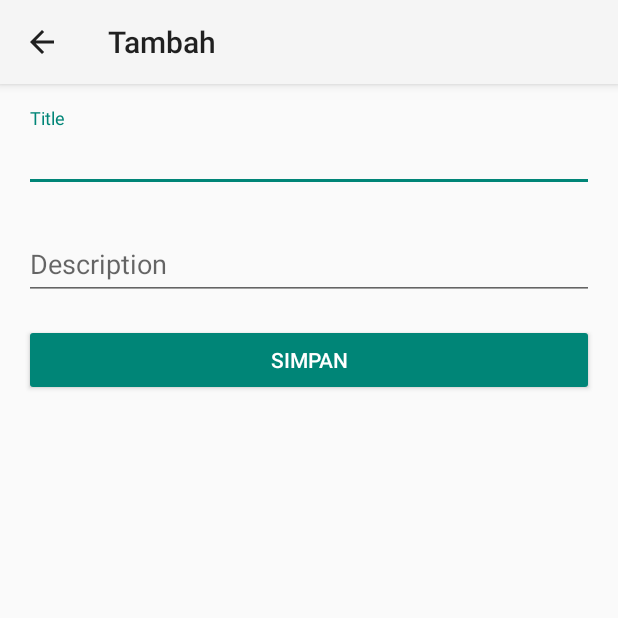
After one commit to krisnas/-IF06MM1-18102271-KRISNA-SUBARKAH-, an Android app: the QuoteAddUpdateActivity screen opened directly, with no data from a screen before it, on a phone screen of 412 x 824 dp, the top half of it. The commit adds this screen. Run offline under Robolectric (Android 15) with nearby library versions, the phone set to English and light mode, and no system bars; 1 statement that could not run was skipped.

Commit message:
proses create, update dan delete

```diff
--- a/app/src/main/AndroidManifest.xml
+++ b/app/src/main/AndroidManifest.xml
@@ -1,6 +1,7 @@
 <?xml version="1.0" encoding="utf-8"?>
 <manifest xmlns:android="http://schemas.android.com/apk/res/android"
     package="com.krisna_18102271.praktikum14">
+
     <uses-permission android:name="android.permission.INTERNET" />
 
     <application
@@ -10,7 +11,8 @@
         android:roundIcon="@mipmap/ic_launcher_round"
         android:supportsRtl="true"
         android:theme="@style/Theme.Praktikum14">
-        <activity android:name=".ui.login.LoginActivity"></activity>
+        <activity android:name=".ui.QuoteAddUpdateActivity"></activity>
+        <activity android:name=".ui.login.LoginActivity" />
         <activity
             android:name=".MainActivity"
             android:label="@string/app_name">
--- /dev/null
+++ b/app/src/main/java/com/krisna_18102271/praktikum14/ui/QuoteAddUpdateActivity.kt
@@ -0,0 +1,142 @@
+package com.krisna_18102271.praktikum14.ui
+
+import androidx.appcompat.app.AppCompatActivity
+import android.os.Bundle
+import android.view.Menu
+import android.view.MenuItem
+import android.view.View
+import android.widget.Toast
+import androidx.appcompat.app.AlertDialog
+import com.krisna_18102271.praktikum14.CoroutineContextProvider
+import com.krisna_18102271.praktikum14.R
+import com.krisna_18102271.praktikum14.TokenPref
+import com.krisna_18102271.praktikum14.`interface`.MainView
+import com.krisna_18102271.praktikum14.api.MainPresenter
+import com.krisna_18102271.praktikum14.databinding.ActivityQuoteAddUpdateBinding
+import com.krisna_18102271.praktikum14.helper.ALERT_DIALOG_CLOSE
+import com.krisna_18102271.praktikum14.helper.ALERT_DIALOG_DELETE
+import com.krisna_18102271.praktikum14.helper.EXTRA_QUOTE
+import com.krisna_18102271.praktikum14.model.Login
+import com.krisna_18102271.praktikum14.model.Quote
+import com.krisna_18102271.praktikum14.model.Token
+
+class QuoteAddUpdateActivity : AppCompatActivity(), View.OnClickListener, MainView {
+    private var isEdit = false
+    private lateinit var presenter: MainPresenter
+    private var quote: Quote? = null
+    private lateinit var binding: ActivityQuoteAddUpdateBinding
+    private lateinit var tokenPref: TokenPref
+    private lateinit var token: Token
+    override fun onCreate(savedInstanceState: Bundle?) {
+        super.onCreate(savedInstanceState)
+        binding = ActivityQuoteAddUpdateBinding.inflate(layoutInflater)
+        setContentView(binding.root)
+        presenter = MainPresenter(this, CoroutineContextProvider())
+        tokenPref = TokenPref(this)
+        token = tokenPref.getToken()
+        quote = intent.getParcelableExtra(EXTRA_QUOTE)
+        if (quote != null) {
+            isEdit = true
+        } else {
+            quote = Quote()
+        }
+        val actionBarTitle: String
+        val btnTitle: String
+
+        if (isEdit) {
+            actionBarTitle = "Ubah"
+            btnTitle = "Update"
+            quote?.let {
+                binding.edtTitle.setText(it.quote_name)
+                binding.edtDescription.setText(it.quote_description)
+            }!!
+        } else {
+            actionBarTitle = "Tambah"
+            btnTitle = "Simpan"
+        }
+
+        supportActionBar?.title = actionBarTitle
+        supportActionBar?.setDisplayHomeAsUpEnabled(true)
+        binding.btnSubmit.text = btnTitle
+        binding.btnSubmit.setOnClickListener(this)
+    }
+
+
+
+    override fun onClick(view: View) {
+        if (view.id == R.id.btn_submit) {
+            val title = binding.edtTitle.text.toString().trim()
+            val description = binding.edtDescription.text.toString().trim()
+            if (title.isEmpty()) {
+                binding.edtTitle.error = "Field can not be blank"
+                return
+            }
+            if (isEdit) {
+                presenter.updateQuote(
+                    token.token.toString(),
+                    quote!!.quote_id.toString(),
+                    binding.edtTitle.text.toString(),
+                    binding.edtDescription.text.toString()
+                )
+            } else {
+                presenter.addQuote(
+                    token.token.toString(),
+                    binding.edtTitle.text.toString(),
+                    binding.edtDescription.text.toString()
+                )
+            }
+        }
+    }
+
+    override fun onCreateOptionsMenu(menu: Menu): Boolean {
+        if (isEdit) {
+            menuInflater.inflate(R.menu.menu_form, menu)
+        }
+        return super.onCreateOptionsMenu(menu)
+    }
+    override fun onOptionsItemSelected(item: MenuItem): Boolean {
+        when (item.itemId) {
+            R.id.action_delete -> showAlertDialog(ALERT_DIALOG_DELETE)
+            android.R.id.home -> showAlertDialog(ALERT_DIALOG_CLOSE)
+        }
+        return super.onOptionsItemSelected(item)
+    }
+
+    private fun showAlertDialog(type: Int) {
+        val isDialogClose = type == ALERT_DIALOG_CLOSE
+        val dialogTitle: String
+        val dialogMessage: String
+        if (isDialogClose) {
+            dialogTitle = "Batal"
+            dialogMessage = "Apakah anda ingin membatalkan perubahan pada form?"
+        } else {
+            dialogMessage = "Apakah anda yakin ingin menghapus item ini?"
+            dialogTitle = "Hapus Quote"
+        }
+        val alertDialogBuilder = AlertDialog.Builder(this)
+        alertDialogBuilder.setTitle(dialogTitle)
+        alertDialogBuilder
+            .setMessage(dialogMessage)
+            .setCancelable(false)
+            .setPositiveButton("Ya") { _, _ ->
+                if (isDialogClose) {
+                    finish()
+                } else {
+                    presenter.deleteQuote(token.token.toString(),quote?.quote_id.toString())
+                }
+            }
+            .setNegativeButton("Tidak") { dialog, _ -> dialog.cancel() }
+        val alertDialog = alertDialogBuilder.create()
+        alertDialog.show()
+    }
+
+    override fun showMessage(messsage: String) {
+        Toast.makeText(this,messsage, Toast.LENGTH_SHORT).show()
+        finish()
+    }
+    override fun resultQuote(data: ArrayList<Quote>) {
+    }
+
+    override fun resultLogin(data: Login) {
+    }
+}
--- a/app/src/main/java/com/krisna_18102271/praktikum14/ui/classquotes/ClassQuotesFragment.kt
+++ b/app/src/main/java/com/krisna_18102271/praktikum14/ui/classquotes/ClassQuotesFragment.kt
@@ -46,10 +46,10 @@ class ClassQuotesFragment : Fragment(), MainView {
         presenter =
             MainPresenter(this, CoroutineContextProvider())
         progressbar.visibility = View.VISIBLE
-        presenter.getClassQuotes(token.token)
+        presenter.getMyQuotes(token.token)
         swiperefresh.onRefresh {
             progressbar.visibility = View.INVISIBLE
-            presenter.getClassQuotes(token.token)
+            presenter.getMyQuotes(token.token)
         }
     }
     override fun onResume() {
--- a/app/src/main/java/com/krisna_18102271/praktikum14/ui/globalquotes/GlobalQuotesFragment.kt
+++ b/app/src/main/java/com/krisna_18102271/praktikum14/ui/globalquotes/GlobalQuotesFragment.kt
@@ -46,7 +46,7 @@ class GlobalQuotesFragment : Fragment(), MainView {
         presenter =
             MainPresenter(this, CoroutineContextProvider())
         progressbar.visibility = View.VISIBLE
-        presenter.getAllQuotes(token.token.toString())
+        presenter.getMyQuotes(token.token)
         swiperefresh.onRefresh {
             progressbar.visibility = View.INVISIBLE
             presenter.getAllQuotes(token.token.toString())
@@ -54,7 +54,7 @@ class GlobalQuotesFragment : Fragment(), MainView {
     }
     override fun onResume() {
         super.onResume()
-        presenter.getAllQuotes(token.token.toString())
+        presenter.getClassQuotes(token.token)
     }
 
     override fun showMessage(messsage: String) {
--- /dev/null
+++ b/app/src/main/res/drawable/ic_baseline_delete_24.xml
@@ -0,0 +1,10 @@
+<vector xmlns:android="http://schemas.android.com/apk/res/android"
+    android:width="24dp"
+    android:height="24dp"
+    android:viewportWidth="24"
+    android:viewportHeight="24"
+    android:tint="?attr/colorControlNormal">
+  <path
+      android:fillColor="@android:color/white"
+      android:pathData="M6,19c0,1.1 0.9,2 2,2h8c1.1,0 2,-0.9 2,-2V7H6v12zM19,4h-3.5l-1,-1h-5l-1,1H5v2h14V4z"/>
+</vector>
--- /dev/null
+++ b/app/src/main/res/layout/activity_quote_add_update.xml
@@ -0,0 +1,56 @@
+<?xml version="1.0" encoding="utf-8"?>
+<androidx.coordinatorlayout.widget.CoordinatorLayout xmlns:android="http://schemas.android.com/apk/res/android"
+    xmlns:app="http://schemas.android.com/apk/res-auto"
+    xmlns:tools="http://schemas.android.com/tools"
+    android:layout_width="match_parent"
+    android:layout_height="match_parent"
+    android:fitsSystemWindows="true">
+    <ProgressBar
+        android:id="@+id/progressbar"
+        android:layout_width="48dp"
+        android:layout_height="48dp"
+        android:visibility="invisible"
+        app:layout_anchor="@id/layout"
+        app:layout_anchorGravity="center" />
+    <LinearLayout xmlns:android="http://schemas.android.com/apk/res/android"
+        xmlns:tools="http://schemas.android.com/tools"
+        android:id="@+id/layout"
+        android:layout_width="match_parent"
+        android:layout_height="match_parent"
+        android:orientation="vertical"
+        android:padding="16dp"
+        tools:context=".QuoteAddUpdateActivity">
+
+        <com.google.android.material.textfield.TextInputLayout
+            android:layout_width="match_parent"
+            android:layout_height="wrap_content"
+            android:layout_marginBottom="16dp">
+            <EditText
+                android:id="@+id/edt_title"
+                android:layout_width="match_parent"
+                android:layout_height="wrap_content"
+                android:hint="@string/title"
+                android:inputType="textCapSentences"
+                android:maxLines="1" />
+        </com.google.android.material.textfield.TextInputLayout>
+        <com.google.android.material.textfield.TextInputLayout
+            android:layout_width="match_parent"
+            android:layout_height="wrap_content"
+            android:layout_marginBottom="16dp">
+            <EditText
+                android:id="@+id/edt_description"
+                android:layout_width="match_parent"
+                android:layout_height="wrap_content"
+                android:hint="@string/description"
+                android:inputType="textCapSentences"
+                android:maxLines="1" />
+        </com.google.android.material.textfield.TextInputLayout>
+
+        <Button
+            android:id="@+id/btn_submit"
+            style="@style/Base.Widget.AppCompat.Button.Colored"
+            android:layout_width="match_parent"
+            android:layout_height="wrap_content"
+            android:text="@string/submit" />
+    </LinearLayout>
+</androidx.coordinatorlayout.widget.CoordinatorLayout>
--- /dev/null
+++ b/app/src/main/res/menu/menu_form.xml
@@ -0,0 +1,9 @@
+<?xml version="1.0" encoding="utf-8"?>
+<menu xmlns:android="http://schemas.android.com/apk/res/android"
+    xmlns:app="http://schemas.android.com/apk/res-auto">
+    <item
+        android:id="@+id/action_delete"
+        android:icon="@drawable/ic_baseline_delete_24"
+        android:title="@string/delete"
+        app:showAsAction="always" />
+</menu>
--- a/app/src/main/res/values/strings.xml
+++ b/app/src/main/res/values/strings.xml
@@ -11,4 +11,6 @@
     <string name="description">Description</string>
     <string name="owner">Owner</string>
     <string name="date">Date</string>
+    <string name="submit">Submit</string>
+    <string name="delete">Delete</string>
 </resources>
```
Also changed, not shown: app/src/main/java/com/krisna_18102271/praktikum14/QuoteAdapter.kt (+13 -0 lines), app/src/main/java/com/krisna_18102271/praktikum14/ui/myquotes/MyQuotesFragment.kt (+8 -0 lines).
